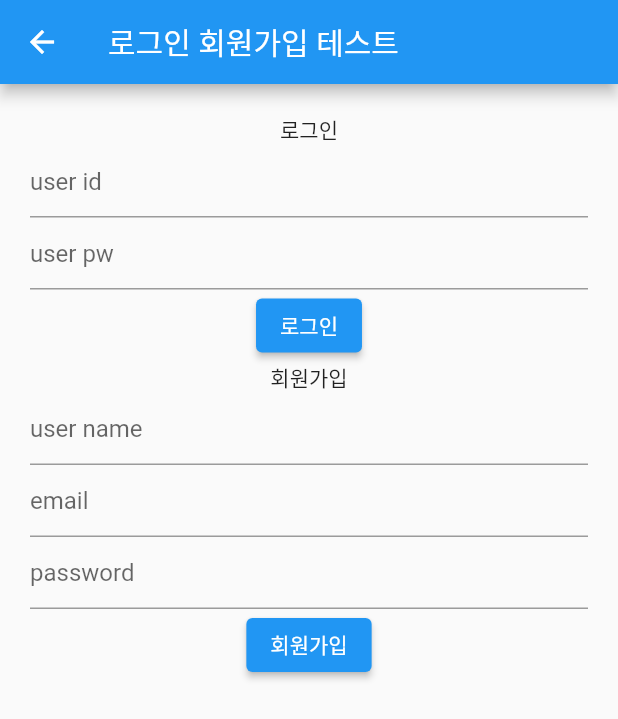
After one commit to BhanKim/Flutter-R-Project, a Flutter app: the screen it shows after launch, after a tap on "login", on a phone screen of 412 x 824 dp. The commit adds this screen. Shown: the top 719 px of the screen. Run offline on Flutter 3.47's test engine with Material 2 defaults, Android fonts, the phone set to English and light mode, and no system bars; our stand-ins replace cloud_firestore, firebase_auth, firebase_core; accounts and stored records are empty; network calls fail.

Commit message:
Add Chatting

```diff
--- a/cha_sa_jo_flutter/lib/main.dart
+++ b/cha_sa_jo_flutter/lib/main.dart
@@ -1,9 +1,10 @@
 import 'package:cha_sa_jo_flutter/firebase_options.dart';
-import 'package:cha_sa_jo_flutter/widget/Home.dart';
+import 'package:cha_sa_jo_flutter/view/Home.dart';
 import 'package:firebase_core/firebase_core.dart';
 import 'package:flutter/material.dart';
 
 void main() async {
+  WidgetsFlutterBinding.ensureInitialized();
   await Firebase.initializeApp(
     options: DefaultFirebaseOptions.currentPlatform,
   );
--- a/cha_sa_jo_flutter/lib/widget/Home.dart
+++ b/cha_sa_jo_flutter/lib/view/Home.dart
@@ -1,7 +1,9 @@
-import 'package:cha_sa_jo_flutter/view/board.dart';
+import 'package:cha_sa_jo_flutter/view/board/board.dart';
 import 'package:cha_sa_jo_flutter/view/carList.dart';
-import 'package:cha_sa_jo_flutter/view/chatting.dart';
-import 'package:cha_sa_jo_flutter/view/login.dart';
+import 'package:cha_sa_jo_flutter/view/chatting/chat_screen.dart';
+import 'package:cha_sa_jo_flutter/view/chatting/chatting.dart';
+import 'package:cha_sa_jo_flutter/view/login/login.dart';
+import 'package:cha_sa_jo_flutter/view/login/main_screen.dart';
 import 'package:flutter/material.dart';
 
 class Home extends StatelessWidget {
@@ -16,6 +18,9 @@ class Home extends StatelessWidget {
       body: Center(
         child: Column(
           children: [
+            SizedBox(
+              height: 200,
+            ),
             ElevatedButton(
               onPressed: () {
                 Navigator.push(context, MaterialPageRoute(
@@ -24,7 +29,17 @@ class Home extends StatelessWidget {
                   },
                 ));
               },
-              child: Text('김영혁'),
+              child: Text('carList'),
+            ),
+            ElevatedButton(
+              onPressed: () {
+                Navigator.push(context, MaterialPageRoute(
+                  builder: (context) {
+                    return Login();
+                  },
+                ));
+              },
+              child: Text('chart'),
             ),
             ElevatedButton(
               onPressed: () {
@@ -34,17 +49,27 @@ class Home extends StatelessWidget {
                   },
                 ));
               },
-              child: Text('이예진'),
+              child: Text('board'),
             ),
             ElevatedButton(
               onPressed: () {
                 Navigator.push(context, MaterialPageRoute(
                   builder: (context) {
-                    return Chatting();
+                    return ChatScreen();
                   },
                 ));
               },
-              child: Text('김진형'),
+              child: Text('chatting'),
+            ),
+            ElevatedButton(
+              onPressed: () {
+                Navigator.push(context, MaterialPageRoute(
+                  builder: (context) {
+                    return LoginSignupScreen();
+                  },
+                ));
+              },
+              child: Text('login'),
             ),
             ElevatedButton(
               onPressed: () {
@@ -54,7 +79,7 @@ class Home extends StatelessWidget {
                   },
                 ));
               },
-              child: Text('박태권'),
+              child: Text('sign-up'),
             ),
           ],
         ),
--- /dev/null
+++ b/cha_sa_jo_flutter/lib/view/login/main_screen.dart
@@ -0,0 +1,175 @@
+import 'package:cha_sa_jo_flutter/view/chatting/chat_screen.dart';
+import 'package:cloud_firestore/cloud_firestore.dart';
+import 'package:firebase_auth/firebase_auth.dart';
+import 'package:flutter/material.dart';
+
+class LoginSignupScreen extends StatefulWidget {
+  const LoginSignupScreen({super.key});
+
+  @override
+  State<LoginSignupScreen> createState() => _LoginSignupScreenState();
+}
+
+class _LoginSignupScreenState extends State<LoginSignupScreen> {
+  final _formKey = GlobalKey();
+  final _authentication = FirebaseAuth.instance;
+
+  bool isSignupScreen = true;
+
+  String loginEmail = "";
+  String loginPassword = "";
+
+  String userName = '';
+  String email = '';
+  String password = '';
+
+  @override
+  Widget build(BuildContext context) {
+    return Scaffold(
+      appBar: AppBar(
+        title: const Text("로그인 회원가입 테스트 "),
+      ),
+      body: Center(
+        child: Padding(
+          padding: const EdgeInsets.all(20.0),
+          child: Column(
+            children: [
+              //-------------------로그인-------------------
+
+              const Text('로그인'),
+              TextFormField(
+                key: const ValueKey(4),
+                decoration: const InputDecoration(
+                  hintText: 'user id',
+                ),
+                onChanged: (value) {
+                  loginEmail = value;
+                },
+              ),
+              TextFormField(
+                key: const ValueKey(5),
+                decoration: const InputDecoration(
+                  hintText: 'user pw',
+                ),
+                onChanged: (value) {
+                  loginPassword = value;
+                },
+              ),
+              ElevatedButton(
+                onPressed: () async {
+                  //
+                  try {
+                    final newUser =
+                        await _authentication.signInWithEmailAndPassword(
+                      email: loginEmail,
+                      password: loginPassword,
+                    );
+                    if (newUser.user != null) {
+                      Navigator.push(
+                        context,
+                        MaterialPageRoute(
+                          builder: (context) {
+                            // return ChatListScreen();
+                            return ChatScreen();
+                          },
+                        ),
+                      );
+                    }
+                  } catch (e) {
+                    print(e);
+                    ScaffoldMessenger.of(context).showSnackBar(
+                      SnackBar(
+                        content: Text("아이디 비밀번호를 확인해 주세요"),
+                      ),
+                    );
+                  }
+                },
+                child: const Text('로그인'),
+              ),
+              //-------------------회원가입-------------------
+              const Text('회원가입'),
+              TextFormField(
+                key: const ValueKey(1),
+                decoration: const InputDecoration(
+                  hintText: 'user name',
+                ),
+                onSaved: (newValue) {
+                  userName = newValue!;
+                },
+                onChanged: (value) {
+                  userName = value;
+                },
+              ),
+              TextFormField(
+                key: const ValueKey(2),
+                decoration: const InputDecoration(
+                  hintText: 'email',
+                ),
+                onSaved: (newValue) {
+                  email = newValue!;
+                },
+                onChanged: (value) {
+                  email = value;
+                },
+              ),
+              // 파이어베이스 이메일 비밀번호 등록시 비밀번호 길이는 무조건 6글자 이상이여야함
+              // 안그러면 오류가 뜬다.
+              TextFormField(
+                key: const ValueKey(3),
+                decoration: const InputDecoration(
+                  hintText: 'password',
+                ),
+                onSaved: (newValue) {
+                  password = newValue!;
+                },
+                onChanged: (value) {
+                  password = value;
+                },
+              ),
+              ElevatedButton(
+                onPressed: () async {
+                  //
+                  try {
+                    final newUser =
+                        await _authentication.createUserWithEmailAndPassword(
+                      email: email,
+                      password: password,
+                    );
+                    await FirebaseFirestore.instance
+                        .collection('user')
+                        .doc(newUser.user!.uid)
+                        .set({
+                      'userName': userName,
+                      'email': email,
+                      //'password': password,
+                    });
+
+                    if (newUser.user != null) {
+                      Navigator.push(
+                        context,
+                        MaterialPageRoute(
+                          builder: (context) {
+                            // return ChatListScreen();
+                            return ChatScreen();
+                          },
+                        ),
+                      );
+                    }
+                  } catch (e) {
+                    print(e);
+                    ScaffoldMessenger.of(context).showSnackBar(
+                      SnackBar(
+                        content: Text("이메일 비밀번호 확인하셈"),
+                      ),
+                    );
+                  }
+                },
+                child: const Text('회원가입'),
+              ),
+            ],
+          ),
+        ),
+      ),
+    );
+  }
+}
--- a/cha_sa_jo_flutter/pubspec.yaml
+++ b/cha_sa_jo_flutter/pubspec.yaml
@@ -39,6 +39,8 @@ dependencies:
   firebase_core: ^2.4.1
   cloud_firestore: ^4.3.0
   firebase_auth: ^4.2.5
+  get: ^4.6.5
+  fl_chart: ^0.55.2
 
 
 dev_dependencies:
```
Also changed, not shown: cha_sa_jo_flutter/lib/view/chatting/chat_screen.dart (added, +68 -0 lines), cha_sa_jo_flutter/lib/widget/chatting/chat_bubble.dart (added, +70 -0 lines), cha_sa_jo_flutter/lib/widget/chatting/chat_list.dart (added, +21 -0 lines), cha_sa_jo_flutter/lib/widget/chatting/message.dart (added, +42 -0 lines), cha_sa_jo_flutter/lib/widget/chatting/new_message.dart (added, +92 -0 lines), cha_sa_jo_flutter/lib/view/board/board.dart (renamed from cha_sa_jo_flutter/lib/view/board.dart), cha_sa_jo_flutter/lib/view/chatting/chatting.dart (renamed from cha_sa_jo_flutter/lib/view/chatting.dart), cha_sa_jo_flutter/lib/view/login/login.dart (renamed from cha_sa_jo_flutter/lib/view/login.dart), cha_sa_jo_flutter/lib/view/signup/signup.dart (added), cha_sa_jo_flutter/pubspec.lock, 3 other files.
